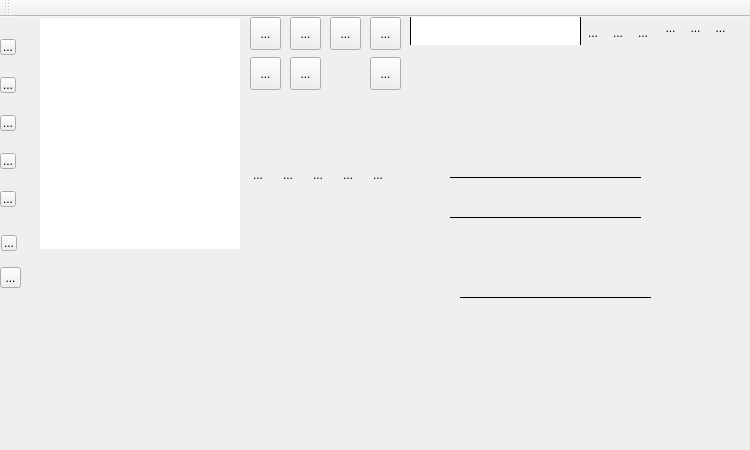
First picture: the form in mainwindow.ui, repository milohr/babe-qt, before the edit.
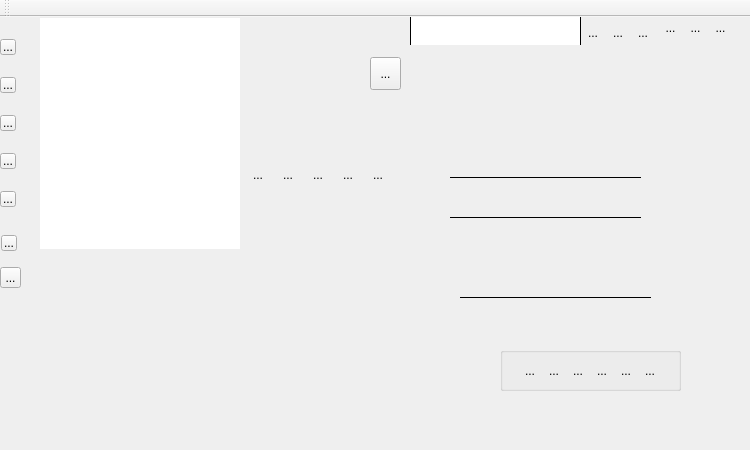
Second picture: the form after the edit. Icons and pictures are not drawn.

```diff
--- a/mainwindow.ui
+++ b/mainwindow.ui
@@ -180,57 +180,6 @@
      <bool>true</bool>
     </property>
    </widget>
-   <widget class="QToolButton" name="backward_btn">
-    <property name="geometry">
-     <rect>
-      <x>290</x>
-      <y>0</y>
-      <width>31</width>
-      <height>33</height>
-     </rect>
-    </property>
-    <property name="text">
-     <string>...</string>
-    </property>
-    <property name="icon">
-     <iconset resource="data.qrc">
-      <normaloff>:/Data/data/media-skip-backward.svg</normaloff>:/Data/data/media-skip-backward.svg</iconset>
-    </property>
-   </widget>
-   <widget class="QToolButton" name="foward_btn">
-    <property name="geometry">
-     <rect>
-      <x>370</x>
-      <y>0</y>
-      <width>31</width>
-      <height>33</height>
-     </rect>
-    </property>
-    <property name="text">
-     <string>...</string>
-    </property>
-    <property name="icon">
-     <iconset resource="data.qrc">
-      <normaloff>:/Data/data/media-skip-forward.svg</normaloff>:/Data/data/media-skip-forward.svg</iconset>
-    </property>
-   </widget>
-   <widget class="QToolButton" name="play_btn">
-    <property name="geometry">
-     <rect>
-      <x>330</x>
-      <y>0</y>
-      <width>31</width>
-      <height>33</height>
-     </rect>
-    </property>
-    <property name="text">
-     <string>...</string>
-    </property>
-    <property name="icon">
-     <iconset resource="data.qrc">
-      <normaloff>:/Data/data/media-playback-start.svg</normaloff>:/Data/data/media-playback-start.svg</iconset>
-    </property>
-   </widget>
    <widget class="QListWidget" name="listWidget">
     <property name="geometry">
      <rect>
@@ -286,57 +235,6 @@
      <bool>false</bool>
     </property>
    </widget>
-   <widget class="QToolButton" name="hide_sidebar_btn">
-    <property name="geometry">
-     <rect>
-      <x>250</x>
-      <y>0</y>
-      <width>31</width>
-      <height>33</height>
-     </rect>
-    </property>
-    <property name="text">
-     <string>...</string>
-    </property>
-    <property name="icon">
-     <iconset resource="data.qrc">
-      <normaloff>:/Data/data/full_mode.svg</normaloff>:/Data/data/full_mode.svg</iconset>
-    </property>
-   </widget>
-   <widget class="QToolButton" name="fav_btn">
-    <property name="geometry">
-     <rect>
-      <x>290</x>
-      <y>40</y>
-      <width>31</width>
-      <height>33</height>
-     </rect>
-    </property>
-    <property name="text">
-     <string>...</string>
-    </property>
-    <property name="icon">
-     <iconset resource="data.qrc">
-      <normaloff>:/Data/data/love-amarok.svg</normaloff>:/Data/data/love-amarok.svg</iconset>
-    </property>
-   </widget>
-   <widget class="QToolButton" name="shuffle_btn">
-    <property name="geometry">
-     <rect>
-      <x>250</x>
-      <y>40</y>
-      <width>31</width>
-      <height>33</height>
-     </rect>
-    </property>
-    <property name="text">
-     <string>...</string>
-    </property>
-    <property name="icon">
-     <iconset resource="data.qrc">
-      <normaloff>:/Data/data/view-media-playlist.svg</normaloff>:/Data/data/view-media-playlist.svg</iconset>
-    </property>
-   </widget>
    <widget class="QToolButton" name="info_view">
     <property name="geometry">
      <rect>
@@ -924,6 +822,144 @@
      <enum>QFrame::Plain</enum>
     </property>
    </widget>
+   <widget class="QGroupBox" name="controls">
+    <property name="geometry">
+     <rect>
+      <x>500</x>
+      <y>330</y>
+      <width>181</width>
+      <height>44</height>
+     </rect>
+    </property>
+    <property name="autoFillBackground">
+     <bool>false</bool>
+    </property>
+    <property name="alignment">
+     <set>Qt::AlignCenter</set>
+    </property>
+    <property name="flat">
+     <bool>false</bool>
+    </property>
+    <layout class="QHBoxLayout" name="horizontalLayout_4">
+     <property name="spacing">
+      <number>0</number>
+     </property>
+     <item>
+      <widget class="QToolButton" name="hide_sidebar_btn">
+       <property name="maximumSize">
+        <size>
+         <width>16</width>
+         <height>16</height>
+        </size>
+       </property>
+       <property name="text">
+        <string>...</string>
+       </property>
+       <property name="icon">
+        <iconset theme="object-columns"/>
+       </property>
+       <property name="autoRaise">
+        <bool>true</bool>
+       </property>
+      </widget>
+     </item>
+     <item>
+      <widget class="QToolButton" name="backward_btn">
+       <property name="maximumSize">
+        <size>
+         <width>16</width>
+         <height>16</height>
+        </size>
+       </property>
+       <property name="text">
+        <string>...</string>
+       </property>
+       <property name="icon">
+        <iconset theme="media-skip-backward"/>
+       </property>
+       <property name="autoRaise">
+        <bool>true</bool>
+       </property>
+      </widget>
+     </item>
+     <item>
+      <widget class="QToolButton" name="fav_btn">
+       <property name="maximumSize">
+        <size>
+         <width>16</width>
+         <height>16</height>
+        </size>
+       </property>
+       <property name="text">
+        <string>...</string>
+       </property>
+       <property name="icon">
+        <iconset theme="love-amarok"/>
+       </property>
+       <property name="autoRaise">
+        <bool>true</bool>
+       </property>
+      </widget>
+     </item>
+     <item>
+      <widget class="QToolButton" name="play_btn">
+       <property name="maximumSize">
+        <size>
+         <width>16</width>
+         <height>16</height>
+        </size>
+       </property>
+       <property name="text">
+        <string>...</string>
+       </property>
+       <property name="icon">
+        <iconset theme="media-playback-start"/>
+       </property>
+       <property name="autoRaise">
+        <bool>true</bool>
+       </property>
+      </widget>
+     </item>
+     <item>
+      <widget class="QToolButton" name="foward_btn">
+       <property name="maximumSize">
+        <size>
+         <width>16</width>
+         <height>16</height>
+        </size>
+       </property>
+       <property name="text">
+        <string>...</string>
+       </property>
+       <property name="icon">
+        <iconset theme="media-skip-forward"/>
+       </property>
+       <property name="autoRaise">
+        <bool>true</bool>
+       </property>
+      </widget>
+     </item>
+     <item>
+      <widget class="QToolButton" name="shuffle_btn">
+       <property name="maximumSize">
+        <size>
+         <width>16</width>
+         <height>16</height>
+        </size>
+       </property>
+       <property name="text">
+        <string>...</string>
+       </property>
+       <property name="icon">
+        <iconset theme="view-media-playlist"/>
+       </property>
+       <property name="autoRaise">
+        <bool>true</bool>
+       </property>
+      </widget>
+     </item>
+    </layout>
+   </widget>
   </widget>
   <widget class="QToolBar" name="mainToolBar">
    <property name="styleSheet">
```
Left out of the diff: 9 changed lines with no effect on the pictures.
